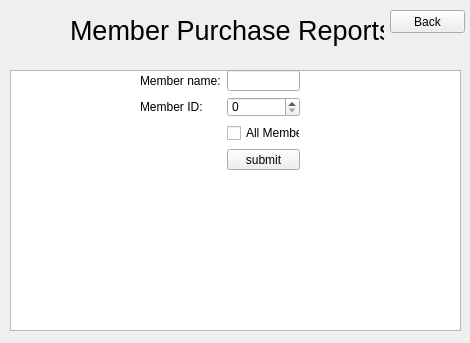
Above: memberpurchase.ui from WinterCS003/CS008_Project1 before the change. Below: the same form after it.
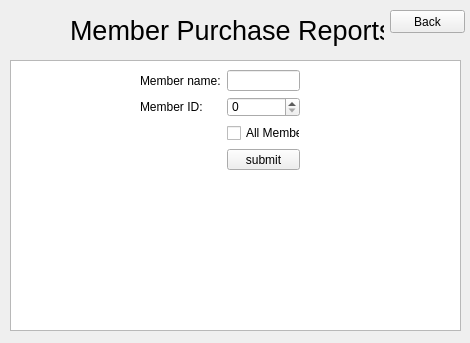
That is the form after the change.

Patch:
```diff
--- a/memberpurchase.ui
+++ b/memberpurchase.ui
@@ -96,13 +96,13 @@
     <string>Back</string>
    </property>
   </widget>
-  <widget class="QTableView" name="report">
+  <widget class="QTextBrowser" name="report">
    <property name="geometry">
     <rect>
      <x>10</x>
-     <y>70</y>
+     <y>60</y>
      <width>451</width>
-     <height>261</height>
+     <height>271</height>
     </rect>
    </property>
   </widget>
```
Left out of the diff: 6 changed lines with no effect on the pictures.
